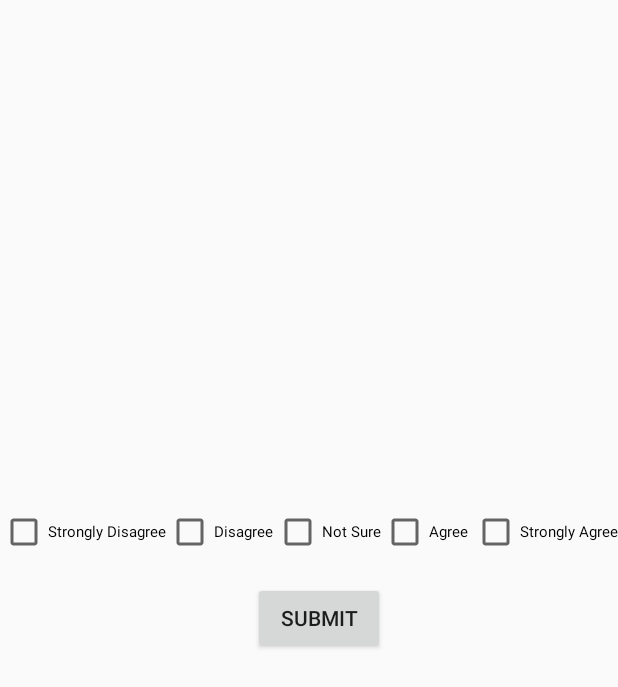
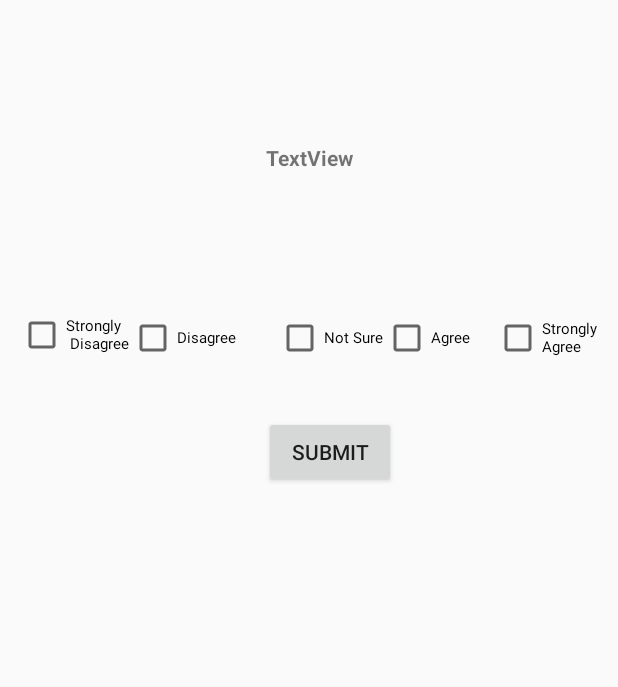
Before and after one commit to cooperchan/NJCU_PAL, an Android app: the layout activity_questions.xml on its own in the app's theme, with its tools: preview values and no code run, on a phone screen of 412 x 824 dp. Shown: the top 687 px of the screen. Run offline under Robolectric (Android 15) with nearby library versions, the phone set to English and light mode, and no system bars.

Commit message:
Fixed checkboxes in Questions Activity. Slight layout adjustments.

```diff
--- a/app/src/main/java/njcu/pal/QuestionsActivity.java
+++ b/app/src/main/java/njcu/pal/QuestionsActivity.java
@@ -10,6 +10,7 @@ import android.widget.TextView;
 import org.w3c.dom.Text;
 
 public class QuestionsActivity extends AppCompatActivity implements View.OnClickListener {
+    Integer i = 0;
     TextView tvquestion;
     Button submit;
     CheckBox cb1, cb2, cb3, cb4, cb5;
@@ -61,7 +62,26 @@ public class QuestionsActivity extends AppCompatActivity implements View.OnClick
 
     @Override
     public void onClick(View v) {
+        switch(v.getId()) {
 
+            case R.id.questions_submit:
+
+                if (i <= 24) {
+                    tvquestion.setText(Question[i + 1]);
+                    i = i + 1;
+                }
+                // else { send form data }
+                if (!cb1.isChecked()|| !cb2.isChecked() || !cb3.isChecked() || !cb4.isChecked() || !cb5.isChecked()) {
+
+                }
+                cb1.setChecked(false);
+                cb2.setChecked(false);
+                cb3.setChecked(false);
+                cb4.setChecked(false);
+                cb5.setChecked(false);
+
+                break;
+        }
     }
 
     public void onCheckboxClicked(View v) {
@@ -74,6 +94,7 @@ public class QuestionsActivity extends AppCompatActivity implements View.OnClick
                 cb4.setChecked(false);
                 cb5.setChecked(false);
                 break;
+
             case R.id.cb_2:
 
                 cb1.setChecked(false);
@@ -81,6 +102,7 @@ public class QuestionsActivity extends AppCompatActivity implements View.OnClick
                 cb4.setChecked(false);
                 cb5.setChecked(false);
                 break;
+
             case R.id.cb_3:
 
                 cb1.setChecked(false);
@@ -88,6 +110,7 @@ public class QuestionsActivity extends AppCompatActivity implements View.OnClick
                 cb4.setChecked(false);
                 cb5.setChecked(false);
                 break;
+
             case R.id.cb_4:
 
                 cb1.setChecked(false);
--- a/app/src/main/res/layout/activity_main.xml
+++ b/app/src/main/res/layout/activity_main.xml
@@ -47,8 +47,8 @@
         android:id="@+id/home_inte"
         android:layout_width="wrap_content"
         android:layout_height="wrap_content"
-        android:layout_alignStart="@+id/home_logo1"
+        android:text="Questions"
         android:layout_centerVertical="true"
-        android:text="Questions" />
+        android:layout_alignStart="@+id/home_signUp" />
 
 </RelativeLayout>
--- a/app/src/main/res/layout/activity_questions.xml
+++ b/app/src/main/res/layout/activity_questions.xml
@@ -1,5 +1,5 @@
 <?xml version="1.0" encoding="utf-8"?>
-<RelativeLayout xmlns:android="http://schemas.android.com/apk/res/android"
+<android.support.constraint.ConstraintLayout xmlns:android="http://schemas.android.com/apk/res/android"
     xmlns:app="http://schemas.android.com/apk/res-auto"
     xmlns:tools="http://schemas.android.com/tools"
     android:layout_width="match_parent"
@@ -10,32 +10,29 @@
         android:id="@+id/questions_submit"
         android:layout_width="wrap_content"
         android:layout_height="wrap_content"
-        android:layout_alignParentEnd="true"
-        android:layout_centerVertical="true"
-        android:layout_marginEnd="155dp"
-        android:text="submit" />
-
-    <TextView
-        android:id="@+id/tv_question"
-        android:layout_width="wrap_content"
-        android:layout_height="wrap_content"
-        android:layout_above="@+id/questions_submit"
-        android:layout_alignStart="@+id/questions_submit"
-        android:layout_marginBottom="76dp"
-        android:layout_marginStart="14dp"
-        android:textAlignment="center" />
+        android:text="submit"
+        tools:layout_constraintTop_creator="1"
+        app:layout_constraintRight_toRightOf="parent"
+        android:layout_marginTop="36dp"
+        app:layout_constraintTop_toBottomOf="@+id/cb_2"
+        app:layout_constraintLeft_toLeftOf="parent"
+        app:layout_constraintHorizontal_bias="0.543" />
 
     <CheckBox
         android:id="@+id/cb_1"
         android:layout_width="wrap_content"
         android:layout_height="wrap_content"
-        android:layout_above="@+id/questions_submit"
-        android:layout_alignParentStart="true"
-        android:layout_marginBottom="17dp"
         android:maxLines="2"
-        android:text="Strongly Disagree"
+        android:onClick="onCheckboxClicked"
+        android:text="Strongly\n Disagree"
         android:textSize="10sp"
-        android:onClick="onCheckboxClicked"/>
+        tools:layout_constraintTop_creator="1"
+        android:layout_marginStart="12dp"
+        android:layout_marginTop="207dp"
+        tools:layout_constraintLeft_creator="1"
+        app:layout_constraintLeft_toLeftOf="parent"
+        app:layout_constraintTop_toTopOf="parent"
+        android:layout_marginLeft="12dp" />
 
     <CheckBox
         android:id="@+id/cb_2"
@@ -43,41 +40,65 @@
         android:layout_height="wrap_content"
         android:text="Disagree"
         android:textSize="10sp"
-        android:layout_alignBaseline="@+id/cb_1"
-        android:layout_alignBottom="@+id/cb_1"
-        android:layout_toEndOf="@+id/cb_1"
-        android:onClick="onCheckboxClicked" />
+        android:onClick="onCheckboxClicked"
+        tools:layout_constraintTop_creator="1"
+        tools:layout_constraintLeft_creator="1"
+        app:layout_constraintTop_toTopOf="@+id/cb_1"
+        app:layout_constraintLeft_toRightOf="@+id/cb_1"
+        android:layout_marginTop="2dp" />
 
     <CheckBox
         android:id="@+id/cb_3"
         android:layout_width="wrap_content"
         android:layout_height="wrap_content"
+        android:onClick="onCheckboxClicked"
         android:text="Not Sure"
         android:textSize="10sp"
-        android:layout_alignBaseline="@+id/cb_2"
-        android:layout_alignBottom="@+id/cb_2"
-        android:layout_alignStart="@+id/tv_question"
-        android:onClick="onCheckboxClicked" />
+        app:layout_constraintRight_toLeftOf="@+id/cb_4"
+        tools:layout_constraintTop_creator="1"
+        tools:layout_constraintRight_creator="1"
+        app:layout_constraintTop_toTopOf="@+id/cb_2" />
 
     <CheckBox
         android:id="@+id/cb_4"
         android:layout_width="wrap_content"
         android:layout_height="wrap_content"
-        android:layout_alignBaseline="@+id/cb_5"
-        android:layout_alignBottom="@+id/cb_5"
-        android:layout_toEndOf="@+id/cb_3"
         android:text="Agree"
         android:textSize="10sp"
-        android:onClick="onCheckboxClicked" />
+        android:onClick="onCheckboxClicked"
+        app:layout_constraintRight_toLeftOf="@+id/cb_5"
+        tools:layout_constraintRight_creator="1"
+        android:layout_marginEnd="16dp"
+        app:layout_constraintBaseline_toBaselineOf="@+id/cb_3"
+        tools:layout_constraintBaseline_creator="1"
+        android:layout_marginRight="16dp" />
 
     <CheckBox
         android:id="@+id/cb_5"
         android:layout_width="wrap_content"
         android:layout_height="wrap_content"
-        android:layout_alignBaseline="@+id/cb_3"
-        android:layout_alignBottom="@+id/cb_3"
-        android:layout_alignParentEnd="true"
-        android:text="Strongly Agree"
+        android:text="Strongly \nAgree"
         android:textSize="10sp"
-        android:onClick="onCheckboxClicked" />
-</RelativeLayout>
+        android:onClick="onCheckboxClicked"
+        tools:layout_constraintTop_creator="1"
+        tools:layout_constraintRight_creator="1"
+        android:layout_marginEnd="11dp"
+        app:layout_constraintRight_toRightOf="parent"
+        app:layout_constraintTop_toTopOf="@+id/cb_4"
+        android:layout_marginRight="11dp" />
+
+    <TextView
+        android:id="@+id/tv_question"
+        android:layout_width="wrap_content"
+        android:layout_height="wrap_content"
+        android:layout_marginTop="95dp"
+        android:text="TextView"
+        android:textAlignment="center"
+        android:textStyle="bold"
+        app:layout_constraintLeft_toLeftOf="parent"
+        app:layout_constraintRight_toRightOf="parent"
+        app:layout_constraintTop_toTopOf="parent"
+        tools:layout_constraintLeft_creator="1"
+        tools:layout_constraintRight_creator="1"
+        tools:layout_constraintTop_creator="1" />
+</android.support.constraint.ConstraintLayout>
--- a/app/src/main/res/layout/activity_sign_up.xml
+++ b/app/src/main/res/layout/activity_sign_up.xml
@@ -10,11 +10,11 @@
         android:id="@+id/signUp_email"
         android:layout_width="wrap_content"
         android:layout_height="wrap_content"
-        android:layout_marginTop="58dp"
+        android:layout_marginTop="44dp"
         android:text="Email:"
         android:textSize="24sp"
-        android:layout_below="@+id/signUp_name"
-        android:layout_alignEnd="@+id/signUp_name" />
+        android:layout_below="@+id/enter_Name"
+        android:layout_alignStart="@+id/signUp_password" />
 
     <TextView
         android:id="@+id/signUp_password"
@@ -61,8 +61,8 @@
         android:layout_height="wrap_content"
         android:text="Code:"
         android:textSize="24sp"
-        android:layout_alignTop="@+id/enter_counselorCode"
-        android:layout_alignEnd="@+id/signUp_email" />
+        android:layout_above="@+id/signUp_student"
+        android:layout_alignStart="@+id/signUp_student" />
 
     <TextView
         android:id="@+id/signUp_name"
@@ -88,23 +88,23 @@
         android:id="@+id/signUp_student"
         android:layout_width="wrap_content"
         android:layout_height="wrap_content"
+        android:layout_alignStart="@+id/signUp_password"
+        android:layout_below="@+id/enter_counselorCode"
+        android:layout_marginTop="31dp"
         android:text="Student"
-        android:textSize="30sp"
+        android:textSize="24sp"
         tools:layout_editor_absoluteX="102dp"
-        tools:layout_editor_absoluteY="105dp"
-        android:layout_marginTop="31dp"
-        android:layout_below="@+id/enter_counselorCode"
-        android:layout_alignStart="@+id/signUp_password" />
+        tools:layout_editor_absoluteY="105dp" />
 
     <RadioButton
         android:id="@+id/signUp_counselor"
         android:layout_width="wrap_content"
         android:layout_height="wrap_content"
-        android:text="Counselor"
-        android:textSize="30sp"
         android:layout_alignBaseline="@+id/signUp_student"
         android:layout_alignBottom="@+id/signUp_student"
-        android:layout_alignEnd="@+id/enter_counselorCode" />
+        android:layout_alignEnd="@+id/enter_counselorCode"
+        android:text="Counselor"
+        android:textSize="24sp" />
 
     <Button
         android:id="@+id/home_btn"
```
